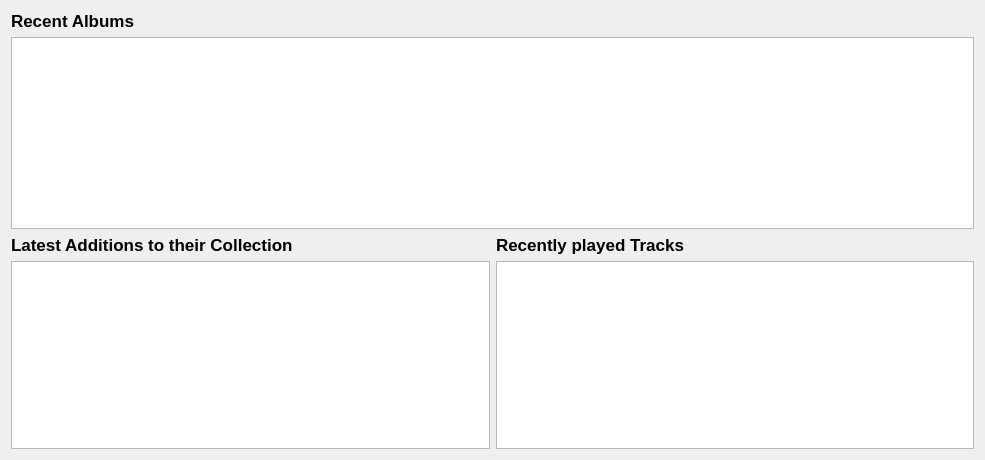
This is src/libtomahawk/widgets/infowidgets/sourceinfowidget.ui in tomahawk-player/tomahawk as Qt 5 draws it before an edit. The edited form follows.
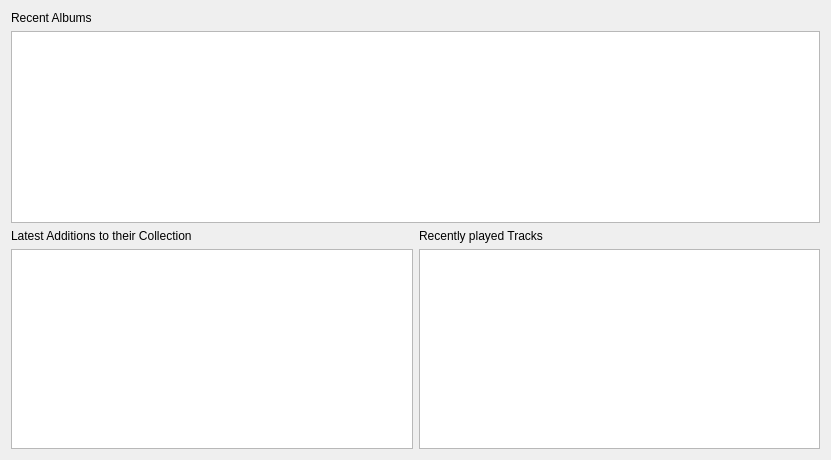
This is the edited form. Custom widgets are drawn as their Qt base class.

Commit message: * Added HeaderLabel to replace our old ugly labels.

The edit to the form file:
```diff
--- a/src/libtomahawk/widgets/infowidgets/sourceinfowidget.ui
+++ b/src/libtomahawk/widgets/infowidgets/sourceinfowidget.ui
@@ -6,7 +6,7 @@
    <rect>
     <x>0</x>
     <y>0</y>
-    <width>985</width>
+    <width>831</width>
     <height>460</height>
    </rect>
   </property>
@@ -14,14 +14,7 @@
    <item>
     <layout class="QVBoxLayout" name="verticalLayout">
      <item>
-      <widget class="QLabel" name="label_2">
-       <property name="font">
-        <font>
-         <pointsize>13</pointsize>
-         <weight>75</weight>
-         <bold>true</bold>
-        </font>
-       </property>
+      <widget class="HeaderLabel" name="label_2">
        <property name="text">
         <string>Recent Albums</string>
        </property>
@@ -56,14 +49,7 @@
      <item>
       <layout class="QVBoxLayout" name="verticalLayout_3">
        <item>
-        <widget class="QLabel" name="label">
-         <property name="font">
-          <font>
-           <pointsize>13</pointsize>
-           <weight>75</weight>
-           <bold>true</bold>
-          </font>
-         </property>
+        <widget class="HeaderLabel" name="label">
          <property name="text">
           <string>Latest Additions to their Collection</string>
          </property>
@@ -77,14 +63,7 @@
      <item>
       <layout class="QVBoxLayout" name="verticalLayout_2">
        <item>
-        <widget class="QLabel" name="label_3">
-         <property name="font">
-          <font>
-           <pointsize>13</pointsize>
-           <weight>75</weight>
-           <bold>true</bold>
-          </font>
-         </property>
+        <widget class="HeaderLabel" name="label_3">
          <property name="text">
           <string>Recently played Tracks</string>
          </property>
@@ -100,21 +79,26 @@
   </layout>
  </widget>
  <customwidgets>
+  <customwidget>
+   <class>HeaderLabel</class>
+   <extends>QLabel</extends>
+   <header location="global">widgets/HeaderLabel.h</header>
+  </customwidget>
   <customwidget>
    <class>PlaylistView</class>
    <extends>QTreeView</extends>
    <header>playlist/playlistview.h</header>
   </customwidget>
-  <customwidget>
-   <class>CollectionView</class>
-   <extends>QTreeView</extends>
-   <header>playlist/collectionview.h</header>
-  </customwidget>
   <customwidget>
    <class>AlbumView</class>
    <extends>QListView</extends>
    <header>playlist/albumview.h</header>
   </customwidget>
+  <customwidget>
+   <class>CollectionView</class>
+   <extends>QTreeView</extends>
+   <header>playlist/collectionview.h</header>
+  </customwidget>
  </customwidgets>
  <resources/>
  <connections/>
```
The commit also changes 6 other files.
